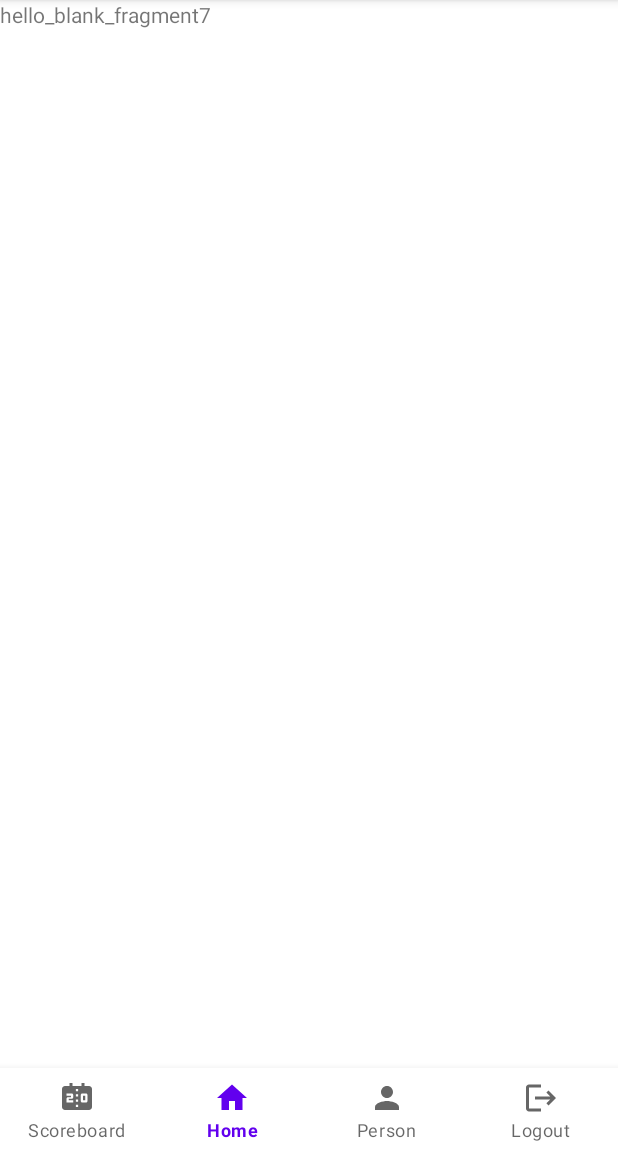
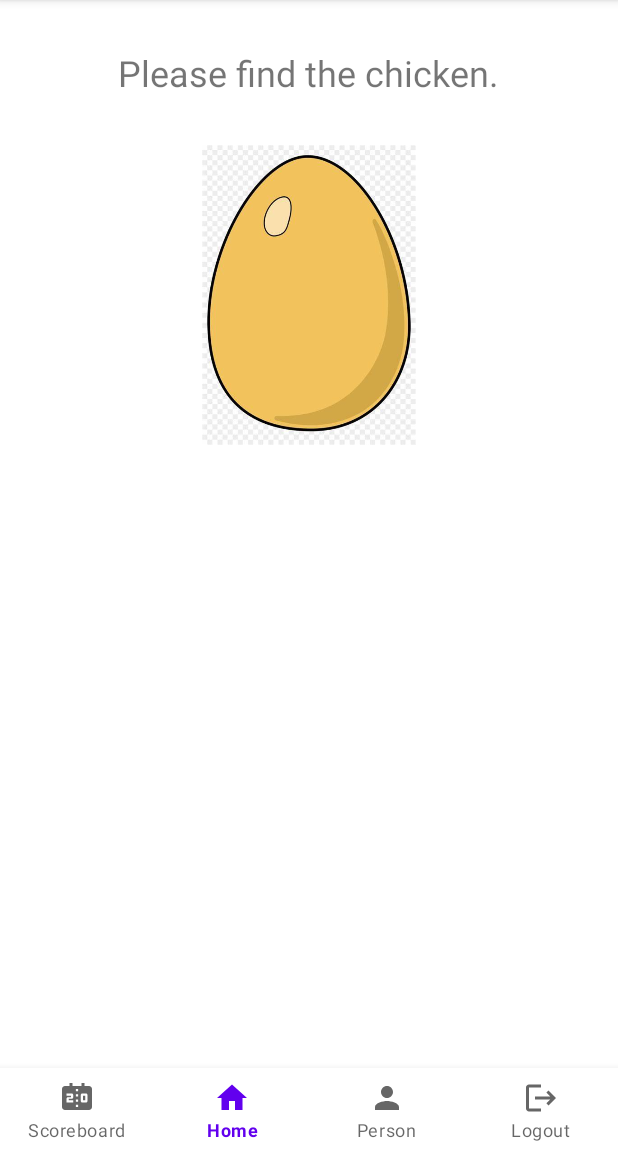
Before and after one commit to ckkwokeric/SEHS4681_gp_grp2, an Android app: the fragment Level7Fragment placed in its activity, on a phone screen of 412 x 824 dp, the part 84-1236 px from its top. Run offline under Robolectric (Android 15) with nearby library versions, the phone set to English and light mode, and no system bars.

Commit message:
Update Level7(Jason)

```diff
--- a/app/src/main/AndroidManifest.xml
+++ b/app/src/main/AndroidManifest.xml
@@ -2,6 +2,7 @@
 <manifest xmlns:android="http://schemas.android.com/apk/res/android"
     xmlns:tools="http://schemas.android.com/tools">
 
+    <uses-permission android:name="android.permission.VIBRATE" />
     <application
         android:allowBackup="true"
         android:dataExtractionRules="@xml/data_extraction_rules"
--- a/app/src/main/java/com/example/sehs4681_gp_grp2/AccountFragment.java
+++ b/app/src/main/java/com/example/sehs4681_gp_grp2/AccountFragment.java
@@ -16,7 +16,7 @@ public class AccountFragment extends Fragment {
 
     @Override
     public View onCreateView(LayoutInflater inflater, ViewGroup container, Bundle savedInstanceState) {
-
+        // Inflate the layout for this fragment
         return inflater.inflate(R.layout.fragment_account, container, false);
     }
 }
--- a/app/src/main/java/com/example/sehs4681_gp_grp2/Jason/Level7Fragment.java
+++ b/app/src/main/java/com/example/sehs4681_gp_grp2/Jason/Level7Fragment.java
@@ -1,66 +1,161 @@
 package com.example.sehs4681_gp_grp2.Jason;
 
+import static android.content.Context.SENSOR_SERVICE;
+import static android.content.Context.VIBRATOR_SERVICE;
+
+import android.annotation.SuppressLint;
+import android.content.Intent;
+import android.graphics.drawable.AnimationDrawable;
+import android.hardware.Sensor;
+import android.hardware.SensorEvent;
+import android.hardware.SensorEventListener;
+import android.hardware.SensorListener;
+import android.hardware.SensorManager;
 import android.os.Bundle;
 
+import androidx.annotation.Nullable;
 import androidx.fragment.app.Fragment;
+import androidx.fragment.app.FragmentManager;
+import androidx.fragment.app.FragmentTransaction;
 
+import android.os.Vibrator;
 import android.view.LayoutInflater;
 import android.view.View;
 import android.view.ViewGroup;
+import android.widget.Button;
+import android.widget.ImageView;
+import android.widget.TextView;
+import android.widget.Toast;
 
+import com.example.sehs4681_gp_grp2.Harry.Level1Fragment;
+import com.example.sehs4681_gp_grp2.HomeFragment;
 import com.example.sehs4681_gp_grp2.R;
 
-/**
- * A simple {@link Fragment} subclass.
- * Use the {@link Level7Fragment#newInstance} factory method to
- * create an instance of this fragment.
- */
-public class Level7Fragment extends Fragment {
+public class Level7Fragment extends Fragment implements SensorEventListener, View.OnClickListener{
 
-    // TODO: Rename parameter arguments, choose names that match
-    // the fragment initialization parameters, e.g. ARG_ITEM_NUMBER
-    private static final String ARG_PARAM1 = "param1";
-    private static final String ARG_PARAM2 = "param2";
+    private SensorManager sensorManager;
+    private Sensor accelerometer;
+    private float lastX, lastY, lastZ;
+    private long lastUpdate;
+    private static final int SHAKE_THRESHOLD = 1000;
 
-    // TODO: Rename and change types of parameters
-    private String mParam1;
-    private String mParam2;
+    private ImageView eggImageView;
+    private TextView completionTextView;
+    private Button btn;
 
     public Level7Fragment() {
         // Required empty public constructor
     }
 
-    /**
-     * Use this factory method to create a new instance of
-     * this fragment using the provided parameters.
-     *
-     * @param param1 Parameter 1.
-     * @param param2 Parameter 2.
-     * @return A new instance of fragment Level7Fragment.
-     */
-    // TODO: Rename and change types and number of parameters
-    public static Level7Fragment newInstance(String param1, String param2) {
-        Level7Fragment fragment = new Level7Fragment();
-        Bundle args = new Bundle();
-        args.putString(ARG_PARAM1, param1);
-        args.putString(ARG_PARAM2, param2);
-        fragment.setArguments(args);
-        return fragment;
+    @SuppressLint("MissingInflatedId")
+    @Override
+    public View onCreateView(LayoutInflater inflater, ViewGroup container, Bundle savedInstanceState) {
+        // Inflate the layout for this fragment
+        View view =  inflater.inflate(R.layout.fragment_level7, container, false);
+
+        sensorManager = (SensorManager) getActivity().getSystemService(SENSOR_SERVICE);
+        accelerometer = sensorManager.getDefaultSensor(Sensor.TYPE_ACCELEROMETER);
+
+        eggImageView = view.findViewById(R.id.eggImageView);
+        btn = view.findViewById(R.id.btn_next);
+        btn.setOnClickListener(this);
+
+        return view;
     }
 
     @Override
-    public void onCreate(Bundle savedInstanceState) {
-        super.onCreate(savedInstanceState);
-        if (getArguments() != null) {
-            mParam1 = getArguments().getString(ARG_PARAM1);
-            mParam2 = getArguments().getString(ARG_PARAM2);
+    public void onResume() {
+        super.onResume();
+        sensorManager.registerListener((SensorEventListener) this, accelerometer, SensorManager.SENSOR_DELAY_NORMAL);
+    }
+
+    @Override
+    public void onPause() {
+        super.onPause();
+        sensorManager.unregisterListener(this);
+    }
+
+    @Override
+    public void onSensorChanged(SensorEvent event) {
+        if (event.sensor.getType() == Sensor.TYPE_ACCELEROMETER) {
+            float x = event.values[0];
+            float y = event.values[1];
+            float z = event.values[2];
+
+            long currentTime = System.currentTimeMillis();
+            if (currentTime - lastUpdate > 100) {
+                long diffTime = currentTime - lastUpdate;
+                lastUpdate = currentTime;
+
+                float speed = Math.abs(x + y + z - lastX - lastY - lastZ) / diffTime * 10000;
+
+                if (speed > SHAKE_THRESHOLD) {
+                    onShakeDetected();
+                }
+
+                lastX = x;
+                lastY = y;
+                lastZ = z;
+            }
         }
     }
 
     @Override
-    public View onCreateView(LayoutInflater inflater, ViewGroup container,
-                             Bundle savedInstanceState) {
-        // Inflate the layout for this fragment
-        return inflater.inflate(R.layout.fragment_level7, container, false);
+    public void onAccuracyChanged(Sensor sensor, int i) {
+        // Not needed for this example
     }
+
+    private void onShakeDetected() {
+        AnimationDrawable animationDrawable = (AnimationDrawable) getResources().getDrawable(R.drawable.egg_cracking_animation);
+        FinishableAnimationDrawable finishableAnimationDrawable = new FinishableAnimationDrawable(animationDrawable, new FinishableAnimationDrawable.OnFinishListener() {
+            @Override
+            public void onAnimationFinished() {
+                eggImageView.post(new Runnable() {
+                    @Override
+                    public void run() {
+                        eggImageView.setImageResource(R.drawable.egg_crack_2);
+                    }
+                });
+                Toast.makeText(getActivity(), "Congratulations! You found the chicken!", Toast.LENGTH_SHORT).show();
+                btn.setVisibility(View.VISIBLE);
+            }
+        });
+
+        eggImageView.setImageDrawable(finishableAnimationDrawable);
+        eggImageView.post(new Runnable() {
+            @Override
+            public void run() {
+                finishableAnimationDrawable.start();
+            }
+        });
+
+        //completionTextView.setVisibility(View.VISIBLE);
+
+        // Optionally, add vibration feedback
+        Vibrator vibrator = (Vibrator) getActivity().getSystemService(VIBRATOR_SERVICE);
+        if (vibrator != null && vibrator.hasVibrator()) {
+            vibrator.vibrate(500);
+        }
+
+        // Unregister the accelerometer listener to stop detecting shakes
+        sensorManager.unregisterListener(this);
+    }
+
+    @Override
+    public void onClick(View view) {
+        FragmentManager fragmentManager = getParentFragmentManager();
+        FragmentTransaction fragmentTransaction = fragmentManager.beginTransaction();
+        HomeFragment homeFragment = new HomeFragment();
+        fragmentTransaction.replace(R.id.flFragment, homeFragment);
+        fragmentTransaction.addToBackStack(null);
+        fragmentTransaction.commit();
+    }
+
+//    @Override
+//    public void onClick(View view) {
+//        // Start Next Activity after the animation has played
+//        Intent intent = new Intent(JasonGame1.this, JasonGame2.class);
+//        startActivity(intent);
+//        finish(); // Optional: finish MainActivity to remove it from the back stack
+//    }
 }
--- /dev/null
+++ b/app/src/main/res/drawable/egg_cracking_animation.xml
@@ -0,0 +1,6 @@
+<?xml version="1.0" encoding="utf-8"?>
+<!-- res/drawable/egg_cracking_animation.xml -->
+<animation-list xmlns:android="http://schemas.android.com/apk/res/android">
+    <item android:drawable="@drawable/egg_crack_1" android:duration="150" />
+    <item android:drawable="@drawable/egg_crack_2" android:duration="150" />
+</animation-list>
--- a/app/src/main/res/layout/fragment_level7.xml
+++ b/app/src/main/res/layout/fragment_level7.xml
@@ -5,10 +5,39 @@
     android:layout_height="match_parent"
     tools:context=".Jason.Level7Fragment">
 
-    <!-- TODO: Update blank fragment layout -->
-    <TextView
+    <RelativeLayout
         android:layout_width="match_parent"
-        android:layout_height="match_parent"
-        android:text="hello_blank_fragment7" />
+        android:layout_height="match_parent">
+
+        <TextView
+            android:id="@+id/question_text"
+            android:layout_width="wrap_content"
+            android:layout_height="wrap_content"
+            android:text="Please find the chicken."
+            android:textSize="24sp"
+            android:layout_marginTop="32dp"
+            android:layout_centerHorizontal="true"
+            android:layout_alignParentTop="true" />
+
+        <ImageView
+            android:id="@+id/eggImageView"
+            android:layout_width="200dp"
+            android:layout_height="200dp"
+            android:layout_below="@id/question_text"
+            android:layout_centerHorizontal="true"
+            android:layout_marginTop="32dp"
+            android:src="@drawable/egg_whole" />
+
+        <Button
+            android:id="@+id/btn_next"
+            android:layout_width="wrap_content"
+            android:layout_height="wrap_content"
+            android:layout_alignParentBottom="true"
+            android:layout_centerHorizontal="true"
+            android:layout_marginBottom="224dp"
+            android:visibility="gone"
+            android:text="Next Level" />
+
+    </RelativeLayout>
 
 </FrameLayout>
```
Also changed, not shown: app/src/main/java/com/example/sehs4681_gp_grp2/Jason/FinishableAnimationDrawable.java (added, +45 -0 lines), app/src/main/res/drawable/egg_crack_1.jpeg (added), app/src/main/res/drawable/egg_crack_2.jpeg (added), app/src/main/res/drawable/egg_whole.jpeg (added).
